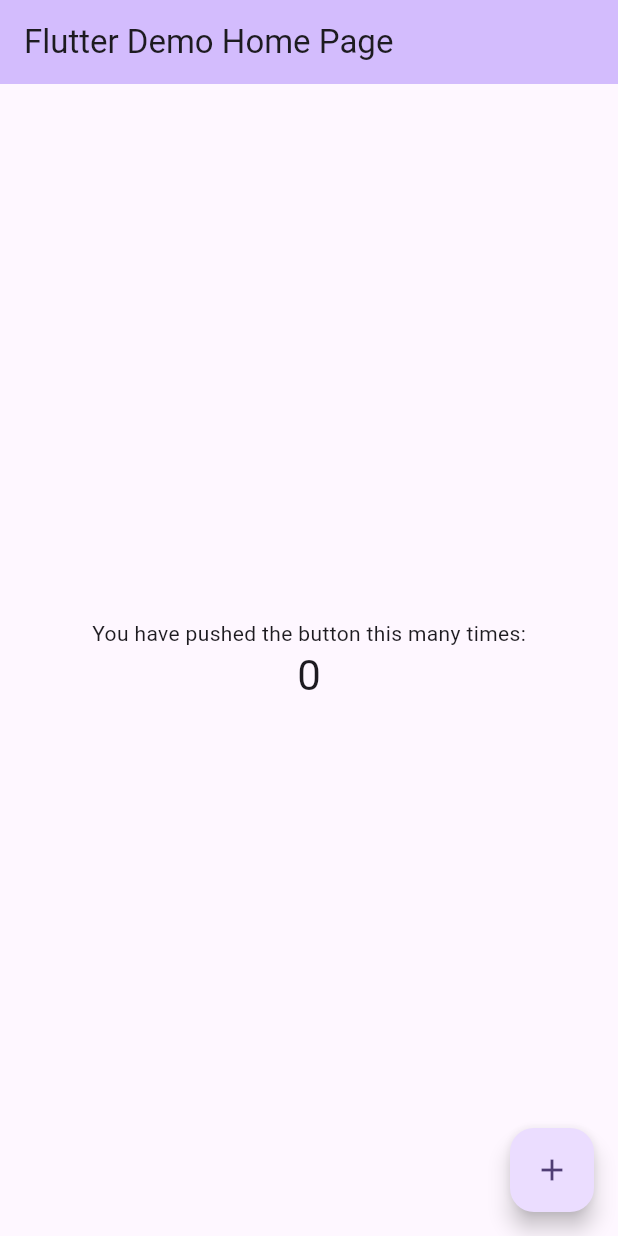
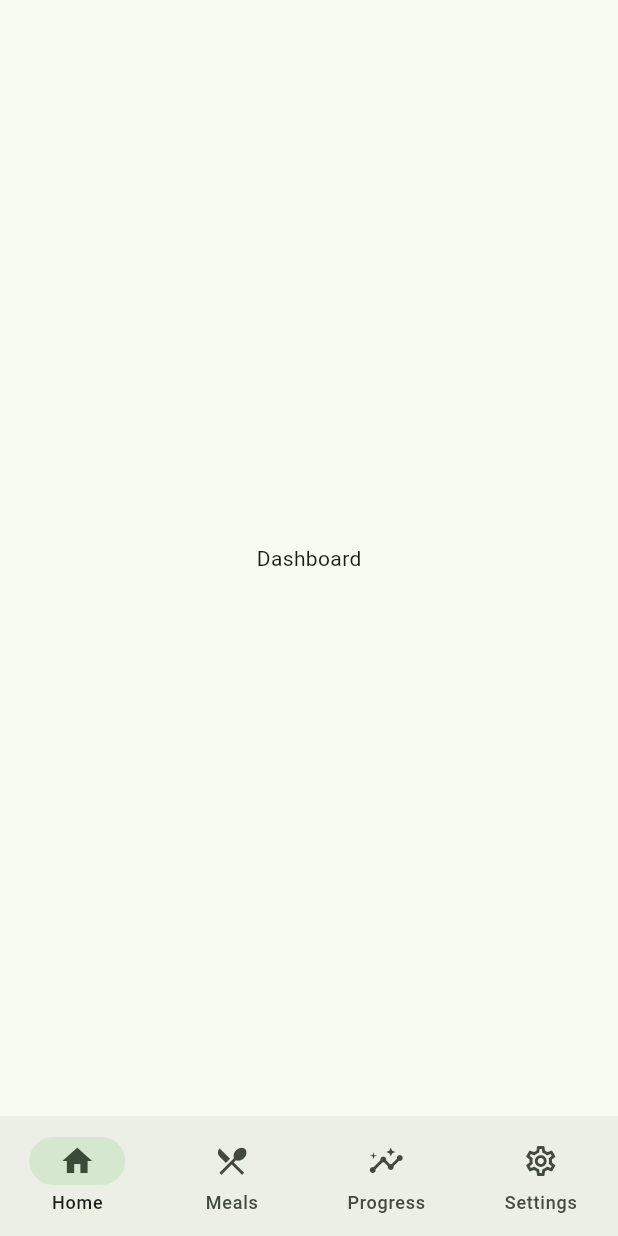
Before and after one commit to TomMcIver/Fitness-App, a Flutter app: the screen it shows after launch, on a phone screen of 412 x 824 dp. Run offline on Flutter 3.47's test engine with Material 3 defaults, Android fonts, the phone set to English and light mode, and no system bars; our stand-ins replace flutter_riverpod.

Commit message:
add Riverpod + meals list stub

```diff
--- a/lib/main.dart
+++ b/lib/main.dart
@@ -1,122 +1,110 @@
 import 'package:flutter/material.dart';
+import 'package:flutter_riverpod/flutter_riverpod.dart';
 
-void main() {
-  runApp(const MyApp());
-}
+void main() => runApp(const NutriPulseApp());
 
-class MyApp extends StatelessWidget {
-  const MyApp({super.key});
+class NutriPulseApp extends StatelessWidget {
+  const NutriPulseApp({super.key});
 
-  // This widget is the root of your application.
   @override
   Widget build(BuildContext context) {
     return MaterialApp(
-      title: 'Flutter Demo',
+      debugShowCheckedModeBanner: false,
+      title: 'NutriPulse',
       theme: ThemeData(
-        // This is the theme of your application.
-        //
-        // TRY THIS: Try running your application with "flutter run". You'll see
-        // the application has a purple toolbar. Then, without quitting the app,
-        // try changing the seedColor in the colorScheme below to Colors.green
-        // and then invoke "hot reload" (save your changes or press the "hot
-        // reload" button in a Flutter-supported IDE, or press "r" if you used
-        // the command line to start the app).
-        //
-        // Notice that the counter didn't reset back to zero; the application
-        // state is not lost during the reload. To reset the state, use hot
-        // restart instead.
-        //
-        // This works for code too, not just values: Most code changes can be
-        // tested with just a hot reload.
-        colorScheme: ColorScheme.fromSeed(seedColor: Colors.deepPurple),
+        colorSchemeSeed: Colors.green,
+        brightness: Brightness.light,
+        useMaterial3: true,
       ),
-      home: const MyHomePage(title: 'Flutter Demo Home Page'),
+      home: const _HomeShell(),
     );
   }
 }
 
-class MyHomePage extends StatefulWidget {
-  const MyHomePage({super.key, required this.title});
-
-  // This widget is the home page of your application. It is stateful, meaning
-  // that it has a State object (defined below) that contains fields that affect
-  // how it looks.
-
-  // This class is the configuration for the state. It holds the values (in this
-  // case the title) provided by the parent (in this case the App widget) and
-  // used by the build method of the State. Fields in a Widget subclass are
-  // always marked "final".
-
-  final String title;
+/// ---------------------------------------------------------------------------
+/// Bottom‑nav shell with four stub pages.
+/// Replace the placeholder widgets as you build out features.
+/// ---------------------------------------------------------------------------
+class _HomeShell extends StatefulWidget {
+  const _HomeShell({super.key});
 
   @override
-  State<MyHomePage> createState() => _MyHomePageState();
+  State<_HomeShell> createState() => _HomeShellState();
 }
 
-class _MyHomePageState extends State<MyHomePage> {
-  int _counter = 0;
+class _HomeShellState extends State<_HomeShell> {
+  int _index = 0;
 
-  void _incrementCounter() {
-    setState(() {
-      // This call to setState tells the Flutter framework that something has
-      // changed in this State, which causes it to rerun the build method below
-      // so that the display can reflect the updated values. If we changed
-      // _counter without calling setState(), then the build method would not be
-      // called again, and so nothing would appear to happen.
-      _counter++;
-    });
-  }
+  final _pages = const [
+    DashboardPage(),
+    MealsPage(),
+    ProgressPage(),
+    SettingsPage(),
+  ];
 
   @override
   Widget build(BuildContext context) {
-    // This method is rerun every time setState is called, for instance as done
-    // by the _incrementCounter method above.
-    //
-    // The Flutter framework has been optimized to make rerunning build methods
-    // fast, so that you can just rebuild anything that needs updating rather
-    // than having to individually change instances of widgets.
     return Scaffold(
-      appBar: AppBar(
-        // TRY THIS: Try changing the color here to a specific color (to
-        // Colors.amber, perhaps?) and trigger a hot reload to see the AppBar
-        // change color while the other colors stay the same.
-        backgroundColor: Theme.of(context).colorScheme.inversePrimary,
-        // Here we take the value from the MyHomePage object that was created by
-        // the App.build method, and use it to set our appbar title.
-        title: Text(widget.title),
+      body: _pages[_index],
+      bottomNavigationBar: NavigationBar(
+        selectedIndex: _index,
+        onDestinationSelected: (i) => setState(() => _index = i),
+        destinations: const [
+          NavigationDestination(
+              icon: Icon(Icons.home_outlined),
+              selectedIcon: Icon(Icons.home),
+              label: 'Home'),
+          NavigationDestination(
+              icon: Icon(Icons.restaurant_menu_outlined),
+              selectedIcon: Icon(Icons.restaurant_menu),
+              label: 'Meals'),
+          NavigationDestination(
+              icon: Icon(Icons.insights_outlined),
+              selectedIcon: Icon(Icons.insights),
+              label: 'Progress'),
+          NavigationDestination(
+              icon: Icon(Icons.settings_outlined),
+              selectedIcon: Icon(Icons.settings),
+              label: 'Settings'),
+        ],
       ),
-      body: Center(
-        // Center is a layout widget. It takes a single child and positions it
-        // in the middle of the parent.
-        child: Column(
-          // Column is also a layout widget. It takes a list of children and
-          // arranges them vertically. By default, it sizes itself to fit its
-          // children horizontally, and tries to be as tall as its parent.
-          //
-          // Column has various properties to control how it sizes itself and
-          // how it positions its children. Here we use mainAxisAlignment to
-          // center the children vertically; the main axis here is the vertical
-          // axis because Columns are vertical (the cross axis would be
-          // horizontal).
-          //
-          // TRY THIS: Invoke "debug painting" (choose the "Toggle Debug Paint"
-          // action in the IDE, or press "p" in the console), to see the
-          // wireframe for each widget.
-          mainAxisAlignment: MainAxisAlignment.center,
-          children: <Widget>[
-            const Text('You have pushed the button this many times:'),
-            Text(
-              '$_counter',
-              style: Theme.of(context).textTheme.headlineMedium,
-            ),
-          ],
-        ),
-      ),
-      floatingActionButton: FloatingActionButton(
-        onPressed: _incrementCounter,
-        tooltip: 'Increment',
-        child: const Icon(Icons.add),
-      ), // This trailing comma makes auto-formatting nicer for build methods.
     );
   }
 }
+
+// ------------------------------ Stub pages -------------------------------
+class DashboardPage extends StatelessWidget {
+  const DashboardPage({super.key});
+
+  @override
+  Widget build(BuildContext context) {
+    return const Center(child: Text('Dashboard'));
+  }
+}
+
+class MealsPage extends StatelessWidget {
+  const MealsPage({super.key});
+
+  @override
+  Widget build(BuildContext context) {
+    return const Center(child: Text('Meals'));
+  }
+}
+
+class ProgressPage extends StatelessWidget {
+  const ProgressPage({super.key});
+
+  @override
+  Widget build(BuildContext context) {
+    return const Center(child: Text('Progress'));
+  }
+}
+
+class SettingsPage extends StatelessWidget {
+  const SettingsPage({super.key});
+
+  @override
+  Widget build(BuildContext context) {
+    return const Center(child: Text('Settings'));
+  }
+}
--- a/pubspec.yaml
+++ b/pubspec.yaml
@@ -34,6 +34,7 @@ dependencies:
   # The following adds the Cupertino Icons font to your application.
   # Use with the CupertinoIcons class for iOS style icons.
   cupertino_icons: ^1.0.8
+  flutter_riverpod: ^2.6.1
 
 dev_dependencies:
   flutter_test:
```
Also changed, not shown: lib/features/core/providers.dart (added, +78 -0 lines), lib/models/models.dart (added, +136 -0 lines), pubspec.lock.
